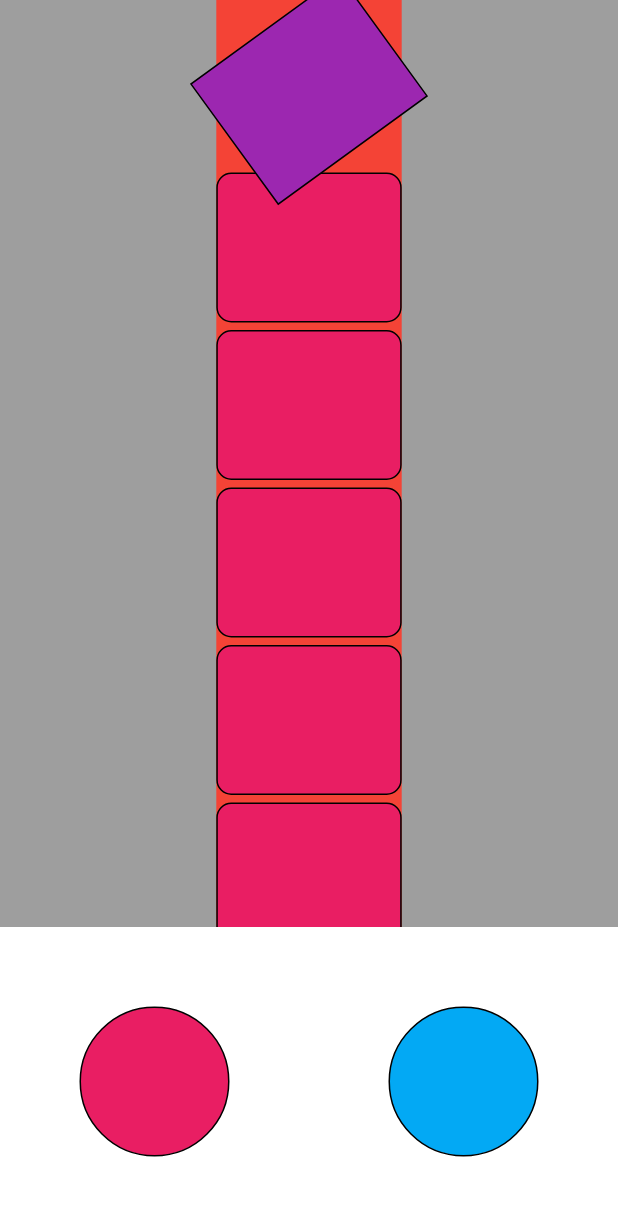
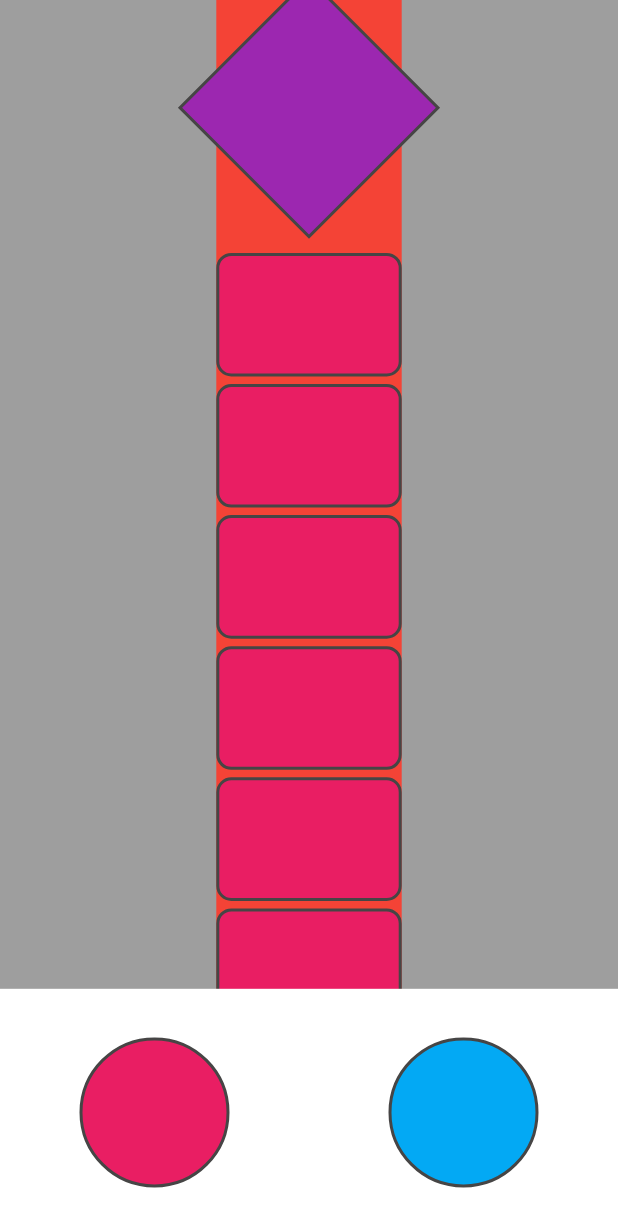
Before and after one commit to winaikongpeng/flutter_game_tower_box, a Flutter app: the screen it shows after launch, on a phone screen of 412 x 824 dp. Shown: the top 1227 px of the screen. Run offline on Flutter 3.47's test engine with Material 2 defaults, Android fonts, the phone set to English and light mode, and no system bars; our stand-ins replace equatable, flutter_bloc.

Commit message:
widget portrait

```diff
--- a/lib/core/widgets/box_widget.dart
+++ b/lib/core/widgets/box_widget.dart
@@ -3,13 +3,14 @@ import 'package:flutter_game_tower_box/core/constants/box_constant.dart';
 import 'dart:math' as math;
 
 class BoxWidgets {
-  static Widget customBox({required String styleBox}) {
+  static Widget customBox({required String styleBox, required double size}) {
     return Padding(
       padding: const EdgeInsets.only(bottom: 5),
       child: Container(
-        height: 100,
+        height: size,
         decoration: BoxDecoration(
-          border: Border.all(color: Colors.black),
+          border: Border.all(
+              color: const Color.fromARGB(255, 70, 69, 69), width: 2),
           borderRadius: BorderRadius.circular(10),
           color: styleBox == Boxs.FIRST_BOX ? Colors.pink : Colors.lightBlue,
         ),
@@ -17,16 +18,25 @@ class BoxWidgets {
     );
   }
 
-  static Widget lastedBox() {
-    return Padding(
-      padding: const EdgeInsets.only(bottom: 5),
-      child: Transform.rotate(
-        angle: -math.pi / 5,
-        child: Container(
-          height: 100,
-          decoration: BoxDecoration(
-            border: Border.all(color: Colors.black),
-            color: Colors.purple,
+  static Widget lastedBox({
+    required double size,
+  }) {
+    return Center(
+      child: Padding(
+        padding: const EdgeInsets.only(bottom: 35),
+        child: Transform(
+          alignment: Alignment.center,
+          transform: Matrix4.rotationZ(
+            math.pi / 4,
+          ),
+          child: Container(
+            width: size,
+            height: size,
+            decoration: BoxDecoration(
+              color: Colors.purple,
+              border: Border.all(
+                  color: const Color.fromARGB(255, 70, 69, 69), width: 2),
+            ),
           ),
         ),
       ),
@@ -38,6 +48,7 @@ class BoxWidgets {
     required String type,
   }) {
     return InkWell(
+      splashColor: Colors.black,
       onTap: onTap,
       child: Padding(
         padding: const EdgeInsets.all(8.0),
@@ -45,7 +56,8 @@ class BoxWidgets {
           width: 100,
           height: 100,
           decoration: BoxDecoration(
-              border: Border.all(color: Colors.black),
+              border: Border.all(
+                  color: const Color.fromARGB(255, 70, 69, 69), width: 2),
               color: type == Boxs.BUTTON_LEFT ? Colors.pink : Colors.lightBlue,
               shape: BoxShape.circle),
         ),
--- a/lib/game_box/screens/gam_box_screen.dart
+++ b/lib/game_box/screens/gam_box_portrait_screen.dart
@@ -6,20 +6,14 @@ import 'package:flutter_game_tower_box/game_box/models/box_model.dart';
 import '../../core/constants/box_constant.dart';
 import '../bloc/game_box_bloc.dart';
 
-class GameBoxScreen extends StatefulWidget {
-  const GameBoxScreen({super.key});
+class GameBoxPortraitScreen extends StatefulWidget {
+  const GameBoxPortraitScreen({super.key});
 
   @override
-  State<GameBoxScreen> createState() => _GameBoxScreenState();
+  State<GameBoxPortraitScreen> createState() => _GameBoxPortraitScreenState();
 }
 
-class _GameBoxScreenState extends State<GameBoxScreen> {
-  @override
-  void initState() {
-    super.initState();
-    context.read<GameBoxBloc>().add(GenerateRandomBoxEvent());
-  }
-
+class _GameBoxPortraitScreenState extends State<GameBoxPortraitScreen> {
   @override
   Widget build(BuildContext context) {
     return Scaffold(
@@ -47,7 +41,7 @@ class _GameBoxScreenState extends State<GameBoxScreen> {
         ),
       ),
       bottomNavigationBar: Container(
-        height: MediaQuery.of(context).size.height * 0.25,
+        height: MediaQuery.of(context).size.height * 0.2,
         color: Colors.white,
         child: Row(
           mainAxisAlignment: MainAxisAlignment.spaceAround,
@@ -73,11 +67,13 @@ class _GameBoxScreenState extends State<GameBoxScreen> {
           itemCount: boxs.length,
           itemBuilder: ((context, index) {
             String styleBox = boxs[index].styleBox;
-
             if (styleBox == Boxs.LASTED_BOX) {
-              return BoxWidgets.lastedBox();
+              return BoxWidgets.lastedBox(
+                  size: MediaQuery.of(context).size.width * 0.3);
             }
-            return BoxWidgets.customBox(styleBox: styleBox);
+            return BoxWidgets.customBox(
+                styleBox: styleBox,
+                size: MediaQuery.of(context).size.width * 0.2);
           }),
         ),
       ),
--- /dev/null
+++ b/lib/game_box/screens/game_box_screen.dart
@@ -0,0 +1,39 @@
+import 'package:flutter/material.dart';
+import 'package:flutter_bloc/flutter_bloc.dart';
+import '../bloc/game_box_bloc.dart';
+import 'gam_box_portrait_screen.dart';
+import 'game_box_landscape_screen.dart';
+
+class GameBoxScreen extends StatefulWidget {
+  const GameBoxScreen({super.key});
+
+  @override
+  State<GameBoxScreen> createState() => _GameBoxScreenState();
+}
+
+class _GameBoxScreenState extends State<GameBoxScreen> {
+  @override
+  void initState() {
+    super.initState();
+    context.read<GameBoxBloc>().add(GenerateRandomBoxEvent());
+  }
+
+  // @override
+  // Widget build(BuildContext context) => OrientationBuilder(
+  //       builder: ((context, orientation) {
+  //         final isPortrait = orientation == Orientation.portrait;
+  //         return isPortrait
+  //             ? const GameBoxPortraitScreen()
+  //             : const GameBoxLandScapeScreen();
+  //       }),
+  //     );
+  //! if you run on mobile or tablet please uncomment and remove this method
+  @override
+  Widget build(BuildContext context) {
+    double screenWidth = MediaQuery.of(context).size.width;
+    bool isPortrait = screenWidth < 501 ? true : false;
+    return isPortrait
+        ? const GameBoxPortraitScreen()
+        : const GameBoxLandScapeScreen();
+  }
+}
--- a/lib/main.dart
+++ b/lib/main.dart
@@ -1,7 +1,8 @@
 import 'package:flutter/material.dart';
 import 'package:flutter_bloc/flutter_bloc.dart';
 import 'game_box/bloc/game_box_bloc.dart';
-import 'game_box/screens/gam_box_screen.dart';
+import 'game_box/screens/gam_box_portrait_screen.dart';
+import 'game_box/screens/game_box_screen.dart';
 
 void main() => runApp(const RunApp());
 
--- a/pubspec.yaml
+++ b/pubspec.yaml
@@ -13,6 +13,7 @@ dependencies:
   flutter_bloc: ^8.1.2
   equatable: ^2.0.5
 
+
 dev_dependencies:
   flutter_test:
     sdk: flutter
```
Also changed, not shown: lib/game_box/screens/game_box_landscape_screen.dart (added, +46 -0 lines).
